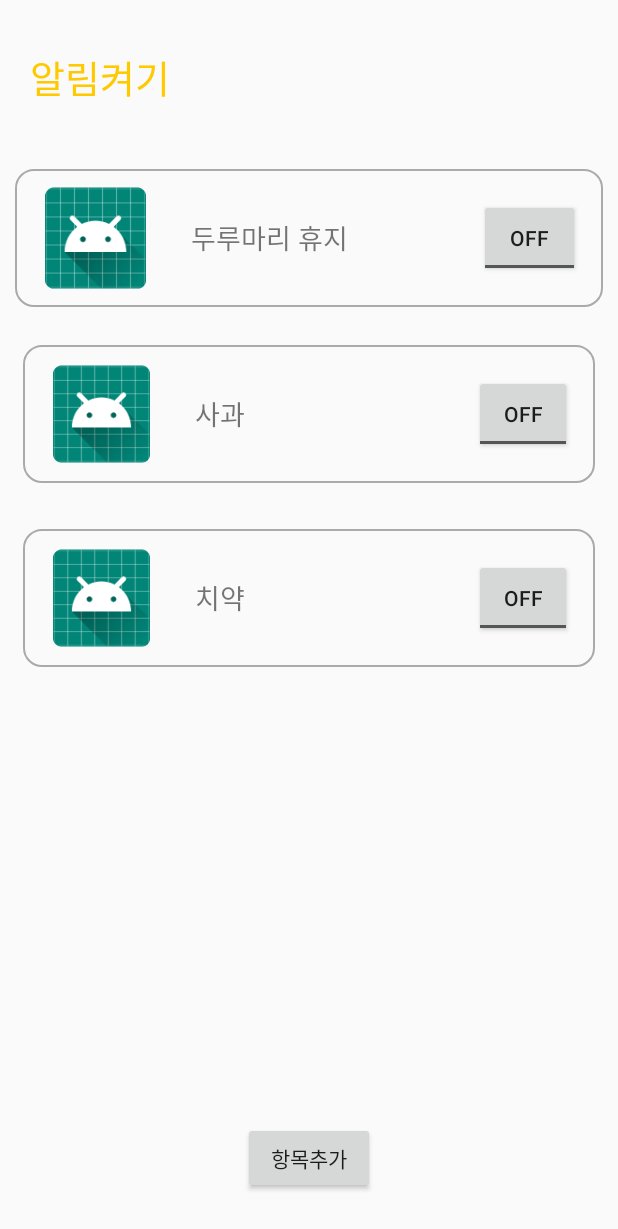
After one commit to syoung125/K-Lab-group-buying-, an Android app: the layout noticelist_layout.xml on its own in the app's theme, with its tools: preview values and no code run, on a phone screen of 412 x 824 dp. The commit adds this screen. Shown: the top 1229 px of the screen. Run offline under Robolectric (Android 15) with nearby library versions, the phone set to English and light mode, and no system bars.

Commit message:
알림 켜기 페이지 추가했습니다
아직 레이아웃 이동은 안됩니다

```diff
--- a/app/src/main/res/layout/fragment_fragment4.xml
+++ b/app/src/main/res/layout/fragment_fragment4.xml
@@ -25,11 +25,12 @@
                           android:layout_marginLeft="20dp"
                           android:textSize="25sp"
                           android:layout_height="match_parent"/>
-                <ToggleButton android:layout_width="0dp"
-                              android:id="@+id/product_notice"
-                              android:layout_marginRight="20dp"
-                              android:layout_weight="1"
-                              android:layout_height="match_parent"/>
+                <Button android:layout_width="0dp"
+                        android:text="알림"
+                        android:id="@+id/product_notice"
+                        android:layout_marginRight="20dp"
+                        android:layout_weight="1"
+                        android:layout_height="match_parent"/>
             </LinearLayout>
             <!-- 프로필 사진과 사용자 닉네임, 거래횟수-->
             <LinearLayout android:layout_width="match_parent"
--- /dev/null
+++ b/app/src/main/res/layout/noticelist_layout.xml
@@ -0,0 +1,99 @@
+<?xml version="1.0" encoding="utf-8"?>
+<LinearLayout xmlns:android="http://schemas.android.com/apk/res/android"
+              android:layout_width="match_parent"
+              android:orientation="vertical"
+              android:layout_height="match_parent">
+    <TextView android:layout_width="match_parent"
+              android:text="알림켜기"
+              android:layout_weight="1"
+              android:textColor="#ffc900"
+              android:gravity="left|center"
+              android:layout_marginLeft="20dp"
+              android:textSize="25sp"
+              android:layout_height="0dp"/>
+    <ScrollView android:layout_width="match_parent"
+                android:layout_weight="6"
+                android:layout_height="0dp">
+        <LinearLayout android:layout_width="match_parent"
+                      android:orientation="vertical"
+                      android:layout_height="match_parent">
+            <LinearLayout android:layout_width="match_parent"
+                          android:orientation="horizontal"
+                          android:layout_margin="10dp"
+                          android:background="@drawable/round_border"
+                          android:layout_height="wrap_content">
+                <ImageView android:layout_width="0dp"
+                           android:layout_weight="1"
+                           android:layout_marginHorizontal="20dp"
+                           android:layout_marginVertical="10dp"
+                           android:src="@mipmap/ic_launcher"
+                           android:layout_height="match_parent"/>
+                <TextView android:layout_width="0dp"
+                          android:text="두루마리 휴지"
+                          android:layout_weight="3"
+                          android:paddingLeft="10dp"
+                          android:gravity="center|left"
+                          android:layout_height="match_parent" android:textSize="18sp"/>
+                <ToggleButton android:layout_width="0dp"
+                              android:layout_marginRight="15dp"
+                              android:layout_marginVertical="20dp"
+                              android:layout_weight="1"
+                              android:layout_height="match_parent"/>
+            </LinearLayout>
+            <LinearLayout android:layout_width="match_parent"
+                          android:orientation="horizontal"
+                          android:layout_margin="15dp"
+                          android:background="@drawable/round_border"
+                          android:layout_height="wrap_content">
+                <ImageView android:layout_width="0dp"
+                           android:layout_weight="1"
+                           android:layout_marginHorizontal="20dp"
+                           android:layout_marginVertical="10dp"
+                           android:src="@mipmap/ic_launcher"
+                           android:layout_height="match_parent"/>
+                <TextView android:layout_width="0dp"
+                          android:text="사과"
+                          android:layout_weight="3"
+                          android:paddingLeft="10dp"
+                          android:gravity="center|left"
+                          android:layout_height="match_parent" android:textSize="18sp"/>
+                <ToggleButton android:layout_width="0dp"
+                              android:layout_marginRight="15dp"
+                              android:layout_marginVertical="20dp"
+                              android:layout_weight="1"
+                              android:layout_height="match_parent"/>
+            </LinearLayout>
+            <LinearLayout android:layout_width="match_parent"
+                          android:orientation="horizontal"
+                          android:layout_margin="15dp"
+                          android:background="@drawable/round_border"
+                          android:layout_height="wrap_content">
+                <ImageView android:layout_width="0dp"
+                           android:layout_weight="1"
+                           android:layout_marginHorizontal="20dp"
+                           android:layout_marginVertical="10dp"
+                           android:src="@mipmap/ic_launcher"
+                           android:layout_height="match_parent"/>
+                <TextView android:layout_width="0dp"
+                          android:text="치약"
+                          android:layout_weight="3"
+                          android:paddingLeft="10dp"
+                          android:gravity="center|left"
+                          android:layout_height="match_parent" android:textSize="18sp"/>
+                <ToggleButton android:layout_width="0dp"
+                              android:layout_marginRight="15dp"
+                              android:layout_marginVertical="20dp"
+                              android:layout_weight="1"
+                              android:layout_height="match_parent"/>
+            </LinearLayout>
+        </LinearLayout>
+    </ScrollView>
+    <LinearLayout android:layout_width="match_parent"
+                  android:layout_weight="1"
+                  android:gravity="center"
+                  android:layout_height="0dp">
+        <Button android:layout_width="wrap_content"
+                android:text="항목추가"
+                android:layout_height="wrap_content"/>
+    </LinearLayout>
+</LinearLayout>
```
